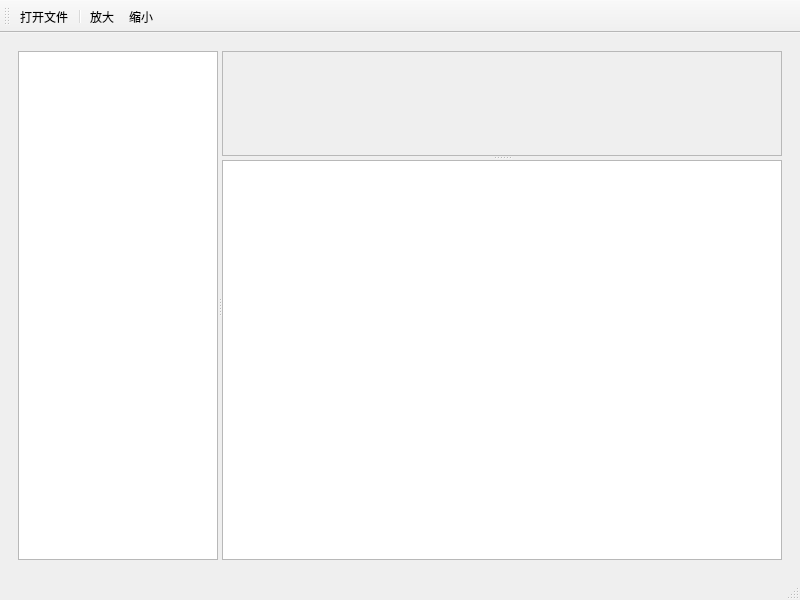
Above: ui/reader.ui from izerui/pp-ocr before the change. Below: the same form after it.
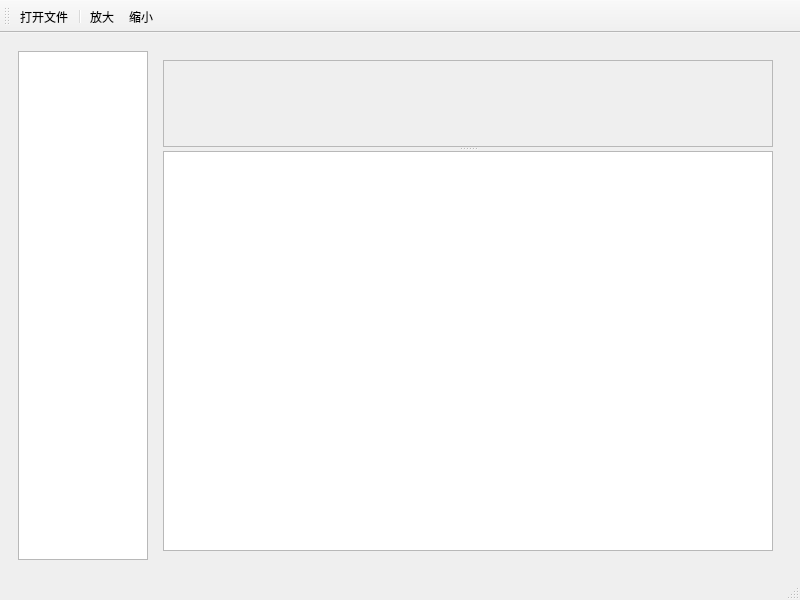
That is the form after the change. Icons and pictures are not drawn. Custom widgets are drawn as their Qt base class.

Diff of the .ui file:
```diff
--- a/ui/reader.ui
+++ b/ui/reader.ui
@@ -17,22 +17,12 @@
    <layout class="QGridLayout" name="gridLayout_2">
     <item row="0" column="0">
      <widget class="QWidget" name="widget" native="true">
-      <layout class="QGridLayout" name="gridLayout_3">
-       <item row="0" column="0">
-        <widget class="QSplitter" name="splitter">
-         <property name="baseSize">
-          <size>
-           <width>0</width>
-           <height>0</height>
-          </size>
-         </property>
-         <property name="orientation">
-          <enum>Qt::Horizontal</enum>
-         </property>
+      <layout class="QHBoxLayout" name="horizontalLayout">
+       <item>
          <widget class="QListView" name="listView">
           <property name="maximumSize">
            <size>
-            <width>200</width>
+           <width>130</width>
             <height>16777215</height>
            </size>
           </property>
@@ -40,6 +30,8 @@
            <enum>QAbstractItemView::SelectRows</enum>
           </property>
          </widget>
+       </item>
+       <item>
          <widget class="QWidget" name="widget_2" native="true">
           <layout class="QGridLayout" name="gridLayout_4">
            <item row="0" column="0">
@@ -56,7 +48,7 @@
                 <rect>
                  <x>0</x>
                  <y>0</y>
-                 <width>519</width>
+                <width>586</width>
                  <height>74</height>
                 </rect>
                </property>
@@ -85,7 +77,6 @@
             </widget>
            </item>
           </layout>
-         </widget>
         </widget>
        </item>
       </layout>
```
Lines whose indentation alone changed are shown as unchanged.
